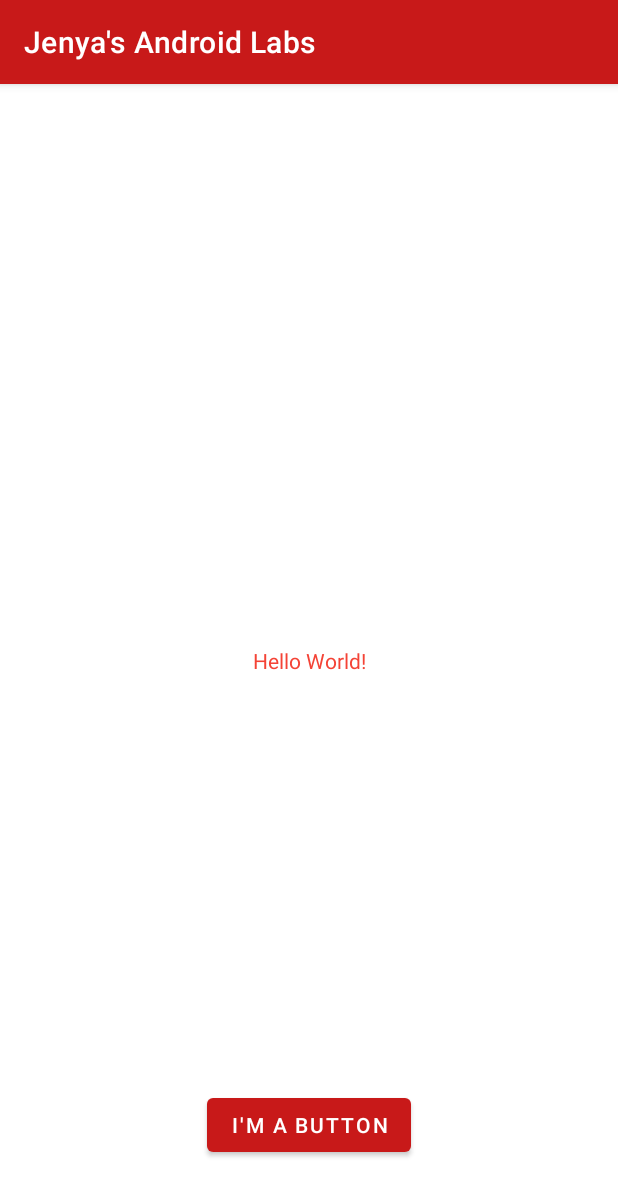
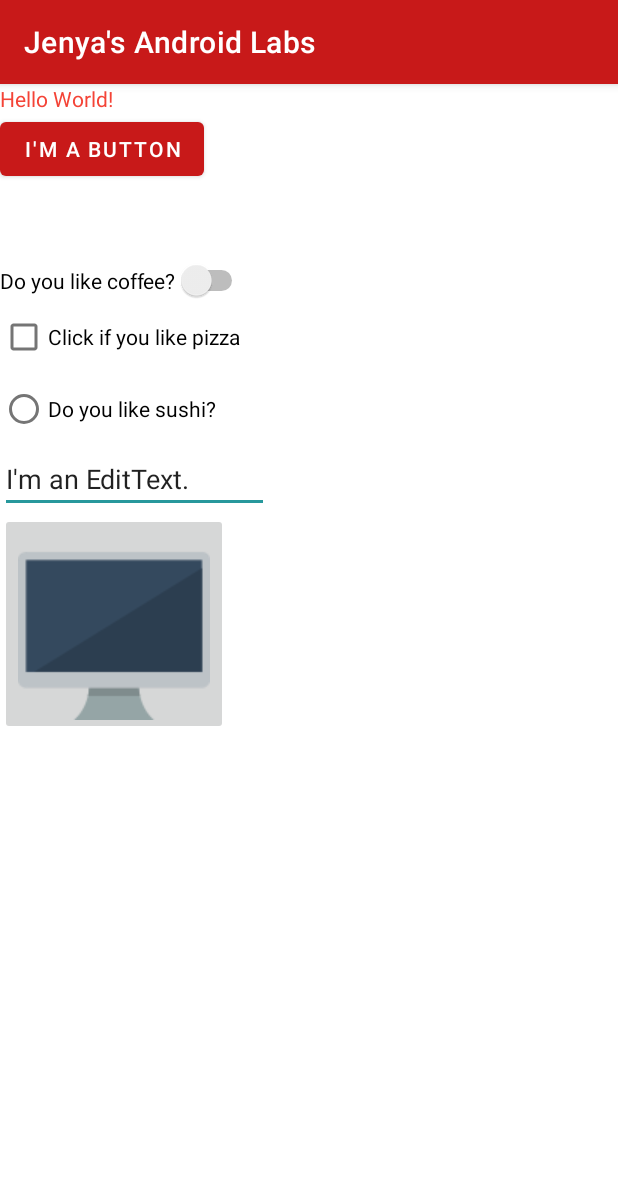
Before and after one commit to Jenyapy/MyAndroidLabs, an Android app: the screen it shows after launch (MainActivity), on a phone screen of 412 x 824 dp. Shown: the top 1196 px of the screen. Run offline under Robolectric (Android 15) with nearby library versions, the phone set to English and light mode, and no system bars.

Commit message:
Finished Week 2 Commit

```diff
--- a/app/src/main/java/algonquin/cst2335/Prib0001/MainActivity.java
+++ b/app/src/main/java/algonquin/cst2335/Prib0001/MainActivity.java
@@ -3,6 +3,17 @@ package algonquin.cst2335.Prib0001;
 import androidx.appcompat.app.AppCompatActivity;
 
 import android.os.Bundle;
+import android.view.View;
+import android.widget.Button;
+import android.widget.CheckBox;
+import android.widget.CompoundButton;
+import android.widget.EditText;
+import android.widget.ImageButton;
+import android.widget.ImageView;
+import android.widget.RadioButton;
+import android.widget.Switch;
+import android.widget.TextView;
+import android.widget.Toast;
 
 public class MainActivity extends AppCompatActivity {
 
@@ -10,6 +21,51 @@ public class MainActivity extends AppCompatActivity {
     protected void onCreate(Bundle savedInstanceState) {
         super.onCreate(savedInstanceState);
         setContentView(R.layout.activity_main);
+        //Create Text Views, Edit Text and Compound Buttons.
+        TextView myText = findViewById(R.id.textview);
+        EditText myedit = findViewById(R.id.myedittext);
+        Button btn = findViewById(R.id.mybutton);
+        Switch mySwitch = findViewById(R.id.myswitch);
+        RadioButton myRadioButton = findViewById(R.id.myradiobutton);
+        CheckBox myCheckBox = findViewById(R.id.mycheckbox);
+
+        //Image Views and image button instances
+        ImageView myimage = findViewById(R.id.logo_algonquin);
+        ImageButton myImageButton = findViewById(R.id.myimagebutton);
+
+        // On click listener for button clicks
+        btn.setOnClickListener(new View.OnClickListener() {
+            public void onClick(View v) {
+        //On click will invoke the getText() + setText() methods to state your edit text has changed.
+                String editString = myedit.getText().toString();
+                myText.setText("Your edit text has:" + editString);
+            }
+        });
+
+
+// Toast on button click methods
+        myRadioButton.setOnCheckedChangeListener( (RadioButton, isChecked) -> { Toast.makeText(getApplicationContext(), "You clicked on the radio button and it is now:" + isChecked, Toast.LENGTH_SHORT).show();  } );
+        myCheckBox.setOnCheckedChangeListener( (CheckBox, isChecked) -> { Toast.makeText(getApplicationContext(), "You clicked on the check box and it is now:" + isChecked, Toast.LENGTH_LONG).show();  } );
+        mySwitch.setOnCheckedChangeListener( (Switch, isChecked) -> { Toast.makeText(getApplicationContext(), "You clicked on the switch and it is now:" + isChecked, Toast.LENGTH_SHORT).show();  } );
+
+
+        myImageButton.setOnClickListener(new View.OnClickListener() {
+            @Override
+            public void onClick(View v) {
+                Toast.makeText(getApplicationContext(),"The width=" + myImageButton.getWidth() + " and height=" + myImageButton.getHeight(), Toast.LENGTH_LONG).show();
+            }
+        }); {
+
+        }
+
+// Default Toast
+Toast.makeText(getApplicationContext(), "Text", Toast.LENGTH_LONG).show();
+
+
+
+
+
+
 
 
     }
--- a/app/src/main/res/layout/activity_main.xml
+++ b/app/src/main/res/layout/activity_main.xml
@@ -1,29 +1,68 @@
 <?xml version="1.0" encoding="utf-8"?>
-<androidx.constraintlayout.widget.ConstraintLayout xmlns:android="http://schemas.android.com/apk/res/android"
-    xmlns:app="http://schemas.android.com/apk/res-auto"
+
+<LinearLayout
+    xmlns:android="http://schemas.android.com/apk/res/android"
     xmlns:tools="http://schemas.android.com/tools"
     android:layout_width="match_parent"
     android:layout_height="match_parent"
+    android:orientation="vertical"
     tools:context=".MainActivity">
 
     <TextView
+        android:id="@+id/textview"
         android:layout_width="wrap_content"
         android:layout_height="wrap_content"
-        android:text="@string/hello_message"
-        app:layout_constraintBottom_toBottomOf="parent"
-        app:layout_constraintLeft_toLeftOf="parent"
-        app:layout_constraintRight_toRightOf="parent"
-        app:layout_constraintTop_toTopOf="parent" />
+        android:text="@string/hello_message" />
+
 
     <Button
+        android:id="@+id/mybutton"
         android:layout_width="wrap_content"
         android:layout_height="wrap_content"
         android:layout_marginBottom="50dp"
-        android:text="@string/button_message"
-        app:layout_constraintBottom_toBottomOf="parent"
-        app:layout_constraintEnd_toEndOf="parent"
-        app:layout_constraintHorizontal_bias="0.5"
-        app:layout_constraintStart_toStartOf="parent" />
+        android:text="@string/button_message" />
+
+    <Switch
+        android:text="@string/switchtext"
+        android:layout_width="wrap_content"
+        android:layout_height="wrap_content"
+        android:id="@+id/myswitch"
+        />
 
 
-</androidx.constraintlayout.widget.ConstraintLayout>
+    <CheckBox
+        android:text="@string/checkboxtext"
+        android:layout_width="wrap_content"
+        android:layout_height="wrap_content"
+        android:id="@+id/mycheckbox" />
+
+    <RadioButton
+        android:text="@string/radiobuttontext"
+        android:layout_width="wrap_content"
+        android:layout_height="wrap_content"
+        android:id="@+id/myradiobutton" />
+
+
+
+    <EditText
+        android:id="@+id/myedittext"
+        android:layout_width="wrap_content"
+        android:layout_height="wrap_content"
+        android:text="@string/editmessage"
+        android:hint="@string/hinttext" />
+
+    <ImageButton
+        android:layout_width="wrap_content"
+        android:layout_height="wrap_content"
+        android:src="@drawable/app_icon"
+        android:id="@+id/myimagebutton"/>
+
+    <ImageView
+        android:id="@+id/logo_algonquin"
+        android:layout_width="wrap_content"
+        android:layout_height="wrap_content"
+        android:src="@drawable/logo_algonquin"
+        />
+
+
+</LinearLayout>
--- a/app/src/main/res/values/strings.xml
+++ b/app/src/main/res/values/strings.xml
@@ -2,4 +2,9 @@
     <string name="app_name">Jenya\'s Android Labs</string>
     <string name="hello_message">Hello World!</string>
     <string name="button_message">I\'m a button</string>
+    <string name="editmessage"> I\'m an EditText.</string>
+    <string name="hinttext">Write something here</string>
+    <string name="checkboxtext">Click if you like pizza</string>
+    <string name="switchtext">Do you like coffee?</string>
+    <string name="radiobuttontext">Do you like sushi?</string>
 </resources>
--- a/app/src/main/res/values/themes.xml
+++ b/app/src/main/res/values/themes.xml
@@ -9,6 +9,5 @@
         <item name="android:statusBarColor">@color/my_statusbar</item>
         <!-- Customize your theme here. -->
         <item name="android:textColor">@color/my_text</item>
-
     </style>
 </resources>
```
Also changed, not shown: app/src/main/res/drawable/logo_algonquin.jpg (added), 1 other file.
